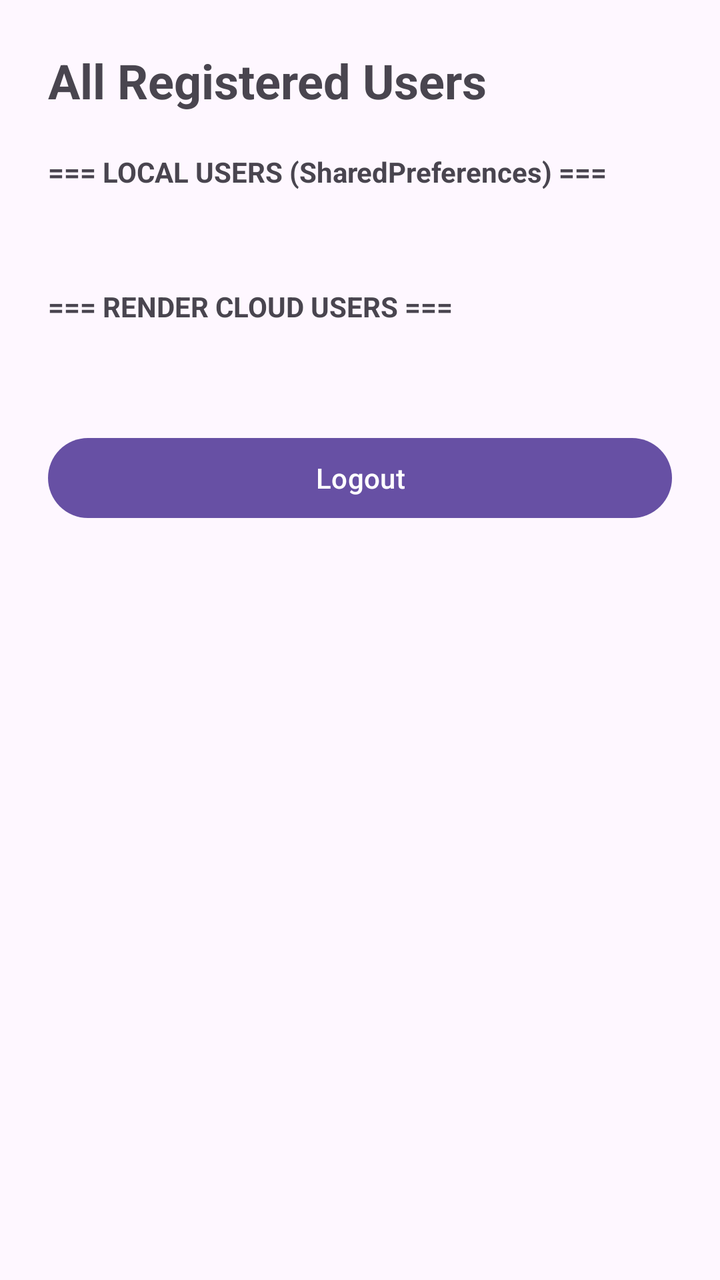
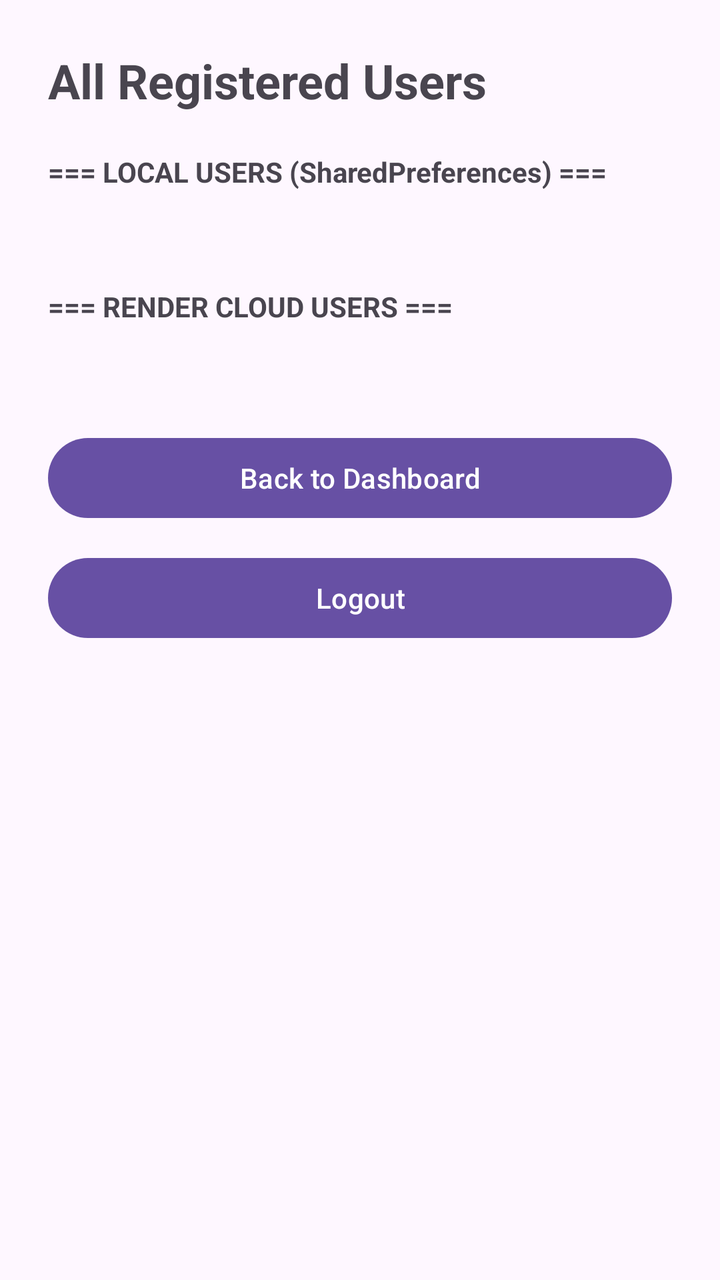

Two renders of the same Android screen: before a commit and after it. Below are the layout's source before the change and the commit's diff.
<!-- AndroidManifest.xml: application theme Theme.PIANAR_EVENT_DRIVEN_ACTIVITY -->
<!-- res/layout/activity_users.xml -->
<?xml version="1.0" encoding="utf-8"?>
<ScrollView xmlns:android="http://schemas.android.com/apk/res/android"
    xmlns:tools="http://schemas.android.com/tools"
    android:layout_width="match_parent"
    android:layout_height="match_parent">

    <LinearLayout
        android:layout_width="match_parent"
        android:layout_height="wrap_content"
        android:orientation="vertical"
        android:padding="24dp">

        <TextView
            android:layout_width="wrap_content"
            android:layout_height="wrap_content"
            android:text="All Registered Users"
            android:textSize="24sp"
            android:textStyle="bold"
            tools:ignore="HardcodedText" />

        <TextView
            android:layout_width="wrap_content"
            android:layout_height="wrap_content"
            android:layout_marginTop="20dp"
            android:text="=== LOCAL USERS (SharedPreferences) ==="
            android:textStyle="bold"
            tools:ignore="HardcodedText" />

        <TextView
            android:id="@+id/tvLocalUsers"
            android:layout_width="match_parent"
            android:layout_height="wrap_content"
            android:layout_marginTop="8dp"
            android:lineSpacingExtra="4dp"
            android:textSize="15sp" />

        <TextView
            android:layout_width="wrap_content"
            android:layout_height="wrap_content"
            android:layout_marginTop="20dp"
            android:text="=== RENDER CLOUD USERS ==="
            android:textStyle="bold"
            tools:ignore="HardcodedText" />

        <TextView
            android:id="@+id/tvCloudUsers"
            android:layout_width="match_parent"
            android:layout_height="wrap_content"
            android:layout_marginTop="8dp"
            android:lineSpacingExtra="4dp"
            android:textSize="15sp" />

        <Button
            android:id="@+id/btnLogout"
            android:layout_width="match_parent"
            android:layout_height="wrap_content"
            android:layout_marginTop="24dp"
            android:text="Logout"
            tools:ignore="HardcodedText" />
    </LinearLayout>
</ScrollView>
<!-- resources referenced by this layout -->
<resources>
  <style name="Theme.PIANAR_EVENT_DRIVEN_ACTIVITY" parent="Base.Theme.PIANAR_EVENT_DRIVEN_ACTIVITY" />
  <style name="Base.Theme.PIANAR_EVENT_DRIVEN_ACTIVITY" parent="Theme.Material3.DayNight.NoActionBar">
          
          
      </style>
</resources>

<!-- the commit's change to res/layout/activity_users.xml (unified diff, before → after) -->
@@ -51,10 +51,18 @@
             android:textSize="15sp" />
 
         <Button
+            android:id="@+id/btnBackDashboard"
+            android:layout_width="match_parent"
+            android:layout_height="wrap_content"
+            android:layout_marginTop="24dp"
+            android:text="Back to Dashboard"
+            tools:ignore="HardcodedText" />
+
+        <Button
             android:id="@+id/btnLogout"
             android:layout_width="match_parent"
             android:layout_height="wrap_content"
-            android:layout_marginTop="24dp"
+            android:layout_marginTop="12dp"
             android:text="Logout"
             tools:ignore="HardcodedText" />
     </LinearLayout>
